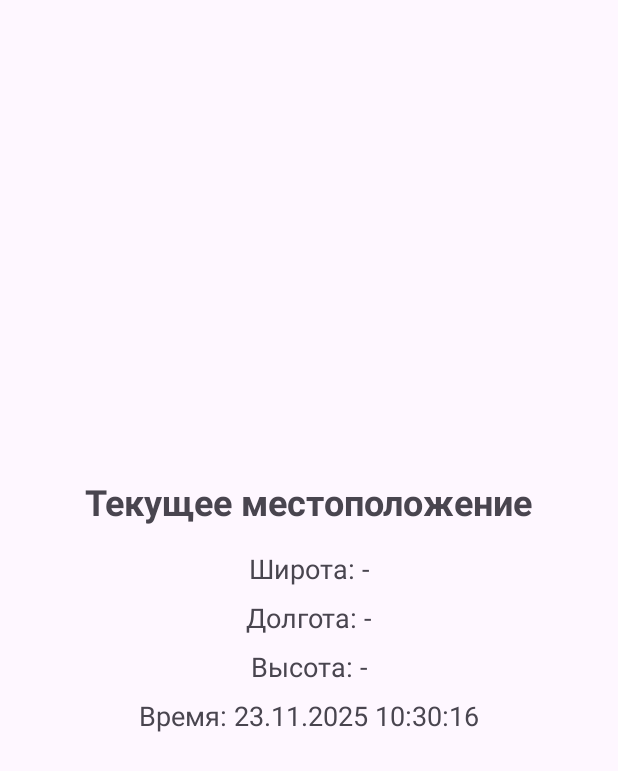
After one commit to Gmmba/Visual_Programming, an Android app: the LocationActivity screen opened directly, with no data from a screen before it, on a phone screen of 412 x 824 dp. The commit adds this screen. Shown: the top 771 px of the screen. Run offline under Robolectric (Android 15) with nearby library versions, the phone set to English and light mode, and no system bars.

Commit message:
Location

```diff
--- a/app/src/main/AndroidManifest.xml
+++ b/app/src/main/AndroidManifest.xml
@@ -4,6 +4,8 @@
     <uses-permission android:name="android.permission.READ_EXTERNAL_STORAGE"
         android:maxSdkVersion="32" />
     <uses-permission android:name="android.permission.READ_MEDIA_AUDIO" />
+    <uses-permission android:name="android.permission.ACCESS_FINE_LOCATION" />
+    <uses-permission android:name="android.permission.ACCESS_COARSE_LOCATION" />
 
     <application
         android:allowBackup="true"
@@ -22,6 +24,7 @@
 
         <activity android:name=".CalculatorActivity" />
         <activity android:name=".MediaPlayerActivity" />
+        <activity android:name=".LocationActivity" />
 
     </application>
 
--- /dev/null
+++ b/app/src/main/java/com/example/calculator/LocationActivity.kt
@@ -0,0 +1,152 @@
+package com.example.calculator
+
+import android.Manifest
+import android.content.Context
+import android.content.Intent
+import android.content.pm.PackageManager
+import android.location.Location
+import android.location.LocationListener
+import android.location.LocationManager
+import android.os.Bundle
+import android.os.Handler
+import android.os.Looper
+import android.provider.Settings
+import android.widget.TextView
+import android.widget.Toast
+import androidx.annotation.RequiresPermission
+import androidx.appcompat.app.AppCompatActivity
+import androidx.core.app.ActivityCompat
+import androidx.core.content.ContextCompat
+import java.io.File
+import java.io.FileWriter
+import java.text.SimpleDateFormat
+import java.util.*
+
+class LocationActivity : AppCompatActivity(), LocationListener {
+
+    private lateinit var locationManager: LocationManager
+    private lateinit var tvLat: TextView
+    private lateinit var tvLon: TextView
+    private lateinit var tvAlt: TextView
+    private lateinit var tvTime: TextView
+
+    private val PERMISSION_REQUEST_CODE = 100
+
+    private val timeHandler = Handler(Looper.getMainLooper())
+    private val timeRunnable : () -> Unit = {
+        updateCurrentTime()
+        timeHandler.postDelayed(timeRunnable, 1000)
+    }
+
+    override fun onCreate(savedInstanceState: Bundle?) {
+        super.onCreate(savedInstanceState)
+        setContentView(R.layout.activity_location)
+
+        tvLat = findViewById(R.id.tv_lat)
+        tvLon = findViewById(R.id.tv_lon)
+        tvAlt = findViewById(R.id.tv_alt)
+        tvTime = findViewById(R.id.tv_time)
+
+        locationManager = getSystemService(Context.LOCATION_SERVICE) as LocationManager
+    }
+
+    @RequiresPermission(allOf = [Manifest.permission.ACCESS_FINE_LOCATION, Manifest.permission.ACCESS_COARSE_LOCATION])
+    override fun onResume() {
+        super.onResume()
+        timeHandler.post(timeRunnable)
+
+        if (hasPermissions()) {
+            if (isLocationEnabled()) {
+                startLocation()
+            } else {
+                openSettings()
+            }
+        } else {
+            requestPermissions()
+        }
+    }
+
+    override fun onPause() {
+        super.onPause()
+        timeHandler.removeCallbacks(timeRunnable)
+        locationManager.removeUpdates(this)
+    }
+
+    private fun hasPermissions() =
+        ContextCompat.checkSelfPermission(this, Manifest.permission.ACCESS_FINE_LOCATION) == PackageManager.PERMISSION_GRANTED &&
+                ContextCompat.checkSelfPermission(this, Manifest.permission.ACCESS_COARSE_LOCATION) == PackageManager.PERMISSION_GRANTED
+
+    private fun requestPermissions() {
+        ActivityCompat.requestPermissions(
+            this,
+            arrayOf(Manifest.permission.ACCESS_FINE_LOCATION, Manifest.permission.ACCESS_COARSE_LOCATION),
+            PERMISSION_REQUEST_CODE
+        )
+    }
+
+    private fun isLocationEnabled() =
+        locationManager.isProviderEnabled(LocationManager.GPS_PROVIDER)
+
+    private fun openSettings() {
+        Toast.makeText(this, "Включите геолокацию в настройках", Toast.LENGTH_SHORT).show()
+        startActivity(Intent(Settings.ACTION_LOCATION_SOURCE_SETTINGS))
+    }
+
+    @RequiresPermission(allOf = [Manifest.permission.ACCESS_FINE_LOCATION, Manifest.permission.ACCESS_COARSE_LOCATION])
+    private fun startLocation() {
+        locationManager.requestLocationUpdates(LocationManager.GPS_PROVIDER, 5000, 1f, this)
+
+        locationManager.getLastKnownLocation(LocationManager.GPS_PROVIDER)?.let { location ->
+            showLocation(location)
+        }
+    }
+
+    private fun updateCurrentTime() {
+        val now = System.currentTimeMillis()
+        val timeStr = SimpleDateFormat("dd.MM.yyyy HH:mm:ss", Locale.getDefault())
+            .apply { timeZone = TimeZone.getDefault() }
+            .format(Date(now))
+        tvTime.text = "Время: $timeStr"
+    }
+
+    private fun showLocation(location: Location) {
+        tvLat.text = "Широта: ${location.latitude}"
+        tvLon.text = "Долгота: ${location.longitude}"
+        tvAlt.text = "Высота: ${location.altitude} м"
+    }
+
+    private fun saveToJson(location: Location) {
+        val timeStr = SimpleDateFormat("dd.MM.yyyy HH:mm:ss", Locale.getDefault())
+            .apply { timeZone = TimeZone.getDefault() }
+            .format(Date(location.time))
+
+        val json = """
+        {
+            "latitude": ${location.latitude},
+            "longitude": ${location.longitude},
+            "altitude": ${location.altitude},
+            "time": "$timeStr"
+        }
+        """.trimIndent()
+
+        val file = File(externalCacheDir, "location.json")
+        FileWriter(file, true).use { it.write(json + "\n") }
+    }
+
+    override fun onLocationChanged(location: Location) {
+        showLocation(location)
+        saveToJson(location)
+    }
+
+    @RequiresPermission(allOf = [Manifest.permission.ACCESS_FINE_LOCATION, Manifest.permission.ACCESS_COARSE_LOCATION])
+    override fun onRequestPermissionsResult(
+        requestCode: Int,
+        permissions: Array<out String>,
+        grantResults: IntArray
+    ) {
+        super.onRequestPermissionsResult(requestCode, permissions, grantResults)
+        if (requestCode == PERMISSION_REQUEST_CODE && grantResults.getOrNull(0) == PackageManager.PERMISSION_GRANTED) {
+            if (isLocationEnabled()) startLocation() else openSettings()
+        }
+    }
+}
--- a/app/src/main/java/com/example/calculator/MainActivity.kt
+++ b/app/src/main/java/com/example/calculator/MainActivity.kt
@@ -1,4 +1,3 @@
-// MainActivity.kt
 package com.example.calculator
 
 import android.content.Intent
@@ -14,6 +13,7 @@ class MainActivity : AppCompatActivity() {
 
         val btnCalc = findViewById<Button>(R.id.btnCalc)
         val btnPlayer = findViewById<Button>(R.id.btnPlayer)
+        val btnLoc = findViewById<Button>(R.id.btnLoc)
 
         btnCalc.setOnClickListener {
             val intent = Intent(this, CalculatorActivity::class.java)
@@ -23,5 +23,9 @@ class MainActivity : AppCompatActivity() {
             val intent = Intent(this, MediaPlayerActivity::class.java)
             startActivity(intent)
         }
+        btnLoc.setOnClickListener {
+            val intent = Intent(this, LocationActivity::class.java)
+            startActivity(intent)
+        }
     }
 }
--- /dev/null
+++ b/app/src/main/res/layout/activity_location.xml
@@ -0,0 +1,49 @@
+<?xml version="1.0" encoding="utf-8"?>
+<LinearLayout xmlns:android="http://schemas.android.com/apk/res/android"
+    android:layout_width="match_parent"
+    android:layout_height="match_parent"
+    android:orientation="vertical"
+    android:padding="16dp"
+    android:gravity="center">
+
+    <TextView
+        android:layout_width="wrap_content"
+        android:layout_height="wrap_content"
+        android:text="Текущее местоположение"
+        android:textSize="24sp"
+        android:textStyle="bold"
+        android:layout_marginBottom="16dp" />
+
+    <TextView
+        android:id="@+id/tv_lat"
+        android:layout_width="wrap_content"
+        android:layout_height="wrap_content"
+        android:text="Широта: -"
+        android:textSize="18sp"
+        android:layout_marginBottom="8dp" />
+
+    <TextView
+        android:id="@+id/tv_lon"
+        android:layout_width="wrap_content"
+        android:layout_height="wrap_content"
+        android:text="Долгота: -"
+        android:textSize="18sp"
+        android:layout_marginBottom="8dp" />
+
+    <TextView
+        android:id="@+id/tv_alt"
+        android:layout_width="wrap_content"
+        android:layout_height="wrap_content"
+        android:text="Высота: -"
+        android:textSize="18sp"
+        android:layout_marginBottom="8dp" />
+
+    <TextView
+        android:id="@+id/tv_time"
+        android:layout_width="wrap_content"
+        android:layout_height="wrap_content"
+        android:text="Время: -"
+        android:textSize="18sp"
+        android:layout_marginBottom="16dp" />
+
+</LinearLayout>
--- a/gradle/libs.versions.toml
+++ b/gradle/libs.versions.toml
@@ -1,5 +1,5 @@
 [versions]
-agp = "8.13.0"
+agp = "8.13.1"
 kotlin = "2.0.21"
 coreKtx = "1.17.0"
 junit = "4.13.2"
```
Also changed, not shown: app/src/main/java/com/example/calculator/CalculatorActivity.kt (+7 -3 lines), app/src/main/java/com/example/calculator/MediaPlayerActivity.kt (+104 -102 lines), app/src/main/res/layout/activity_main.xml (+15 -1 lines), 3 other files.
